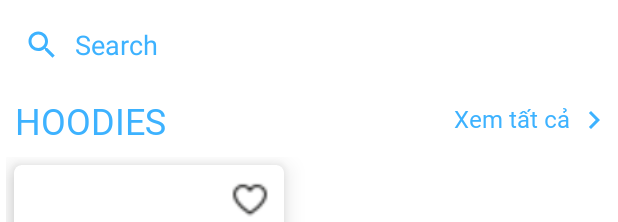
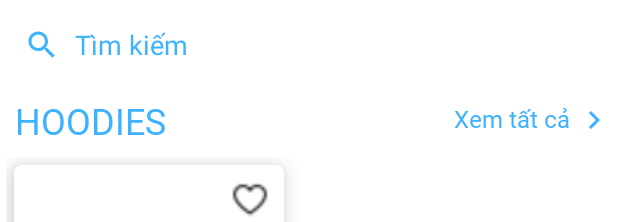
Before and after one commit to nhanlong2014/FASHION, an Android app: the layout activity_hoodie.xml on its own in the app's theme, with its tools: preview values and no code run, on a phone screen of 412 x 824 dp. Shown: the top 222 px of the screen. Run offline under Robolectric (Android 15) with nearby library versions, the phone set to English and light mode, and no system bars.

Commit message:
commit and push

```diff
--- a/app/src/main/res/layout/activity_hoodie.xml
+++ b/app/src/main/res/layout/activity_hoodie.xml
@@ -21,7 +21,7 @@
             android:layout_width="match_parent"
             android:textColorHint="@color/colorPrimary"
             android:layout_height="wrap_content"
-            android:hint="Search"
+            android:hint="Tìm kiếm"
             android:drawablePadding="10dp"
             android:drawableLeft="@drawable/ic_search"
             android:imeOptions="actionSearch"
```
